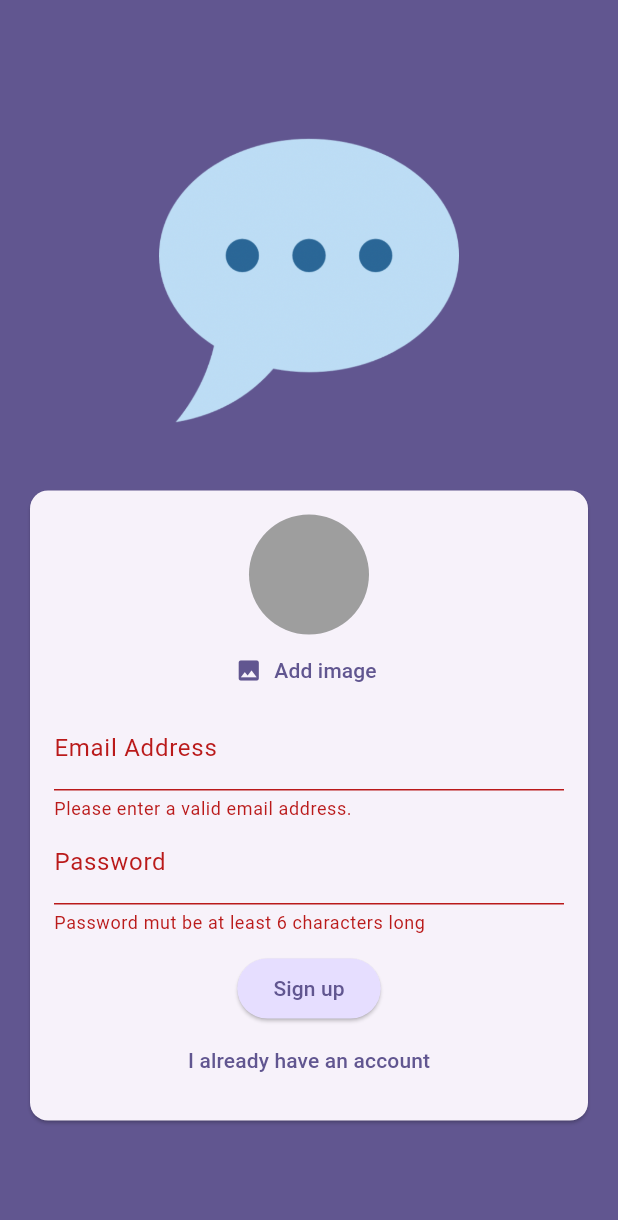
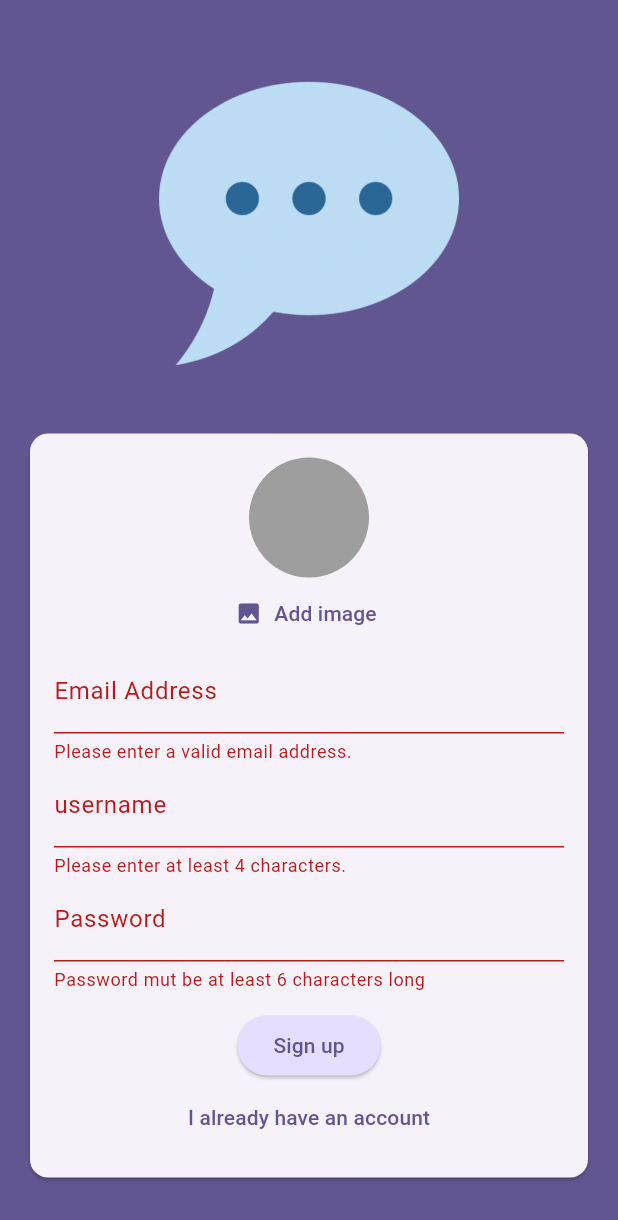
Before and after one commit to Lau2906/FlutterProyects, a Flutter app: the screen it shows after launch, after a tap on "log in", after a tap on "Create an account", after a tap on "Sign up", on a phone screen of 412 x 824 dp. Shown: the top 1220 px of the screen. Run offline on Flutter 3.47's test engine with Material 3 defaults, Android fonts, the phone set to English and light mode, and no system bars; our stand-ins replace cloud_firestore, firebase_auth, firebase_core, firebase_storage, image_picker; accounts and stored records are empty.

Commit message:
Subir foto y username

```diff
--- a/chat_app/lib/screens/auth.dart
+++ b/chat_app/lib/screens/auth.dart
@@ -4,6 +4,7 @@ import 'package:chat_app/widgets/user_image_picker.dart';
 import 'package:firebase_storage/firebase_storage.dart';
 import 'package:flutter/material.dart';
 import 'package:firebase_auth/firebase_auth.dart';
+import 'package:cloud_firestore/cloud_firestore.dart';
 
 final _firebase = FirebaseAuth.instance;
 
@@ -22,6 +23,7 @@ class _AuthScreenState extends State<AuthScreen> {
   var _isLogin = true;
   var _enteredEmail = '';
   var _enteredPassword = '';
+  var _enteredUsername = '';
   File? _selectedImage;
   var _isAuthenticating = false;
 
@@ -56,7 +58,15 @@ class _AuthScreenState extends State<AuthScreen> {
 
         await storageRef.putFile(_selectedImage!);
         final imageUrl = await storageRef.getDownloadURL();
-        print(imageUrl);
+
+        await FirebaseFirestore.instance
+        .collection('users')
+        .doc(userCredentials.user!.uid)
+        .set({
+          'username' : _enteredUsername,
+          'email' : _enteredEmail,
+          'image_url' : imageUrl,
+        });
       }
     } on FirebaseAuthException catch (error) {
       if (error.code == 'email-already-in-use') {
@@ -125,6 +135,23 @@ class _AuthScreenState extends State<AuthScreen> {
                               _enteredEmail = value!;
                             },
                           ),
+                          if(!_isLogin)
+                            TextFormField(
+                              decoration:
+                                const InputDecoration(labelText: 'username'),
+                              enableSuggestions: false,
+                              validator: (value){
+                                if(value == null ||
+                                  value.isEmpty ||
+                                  value.trim().length < 4){
+                                    return 'Please enter at least 4 characters.';
+                                }
+                                return null;
+                              },
+                              onSaved: (value){
+                                _enteredUsername = value!;
+                              },
+                            ),
                           TextFormField(
                             decoration:
                                 const InputDecoration(labelText: 'Password'),
--- a/chat_app/pubspec.yaml
+++ b/chat_app/pubspec.yaml
@@ -39,6 +39,7 @@ dependencies:
   firebase_auth: ^4.16.0
   firebase_storage: ^11.6.0
   image_picker: ^1.0.7
+  cloud_firestore: ^4.14.0
 
 dev_dependencies:
   flutter_test:
```
Also changed, not shown: chat_app/lib/widgets/chat_message.dart (added, +11 -0 lines), chat_app/lib/widgets/new_message.dart (added, +36 -0 lines), chat_app/pubspec.lock, 4 other files.
